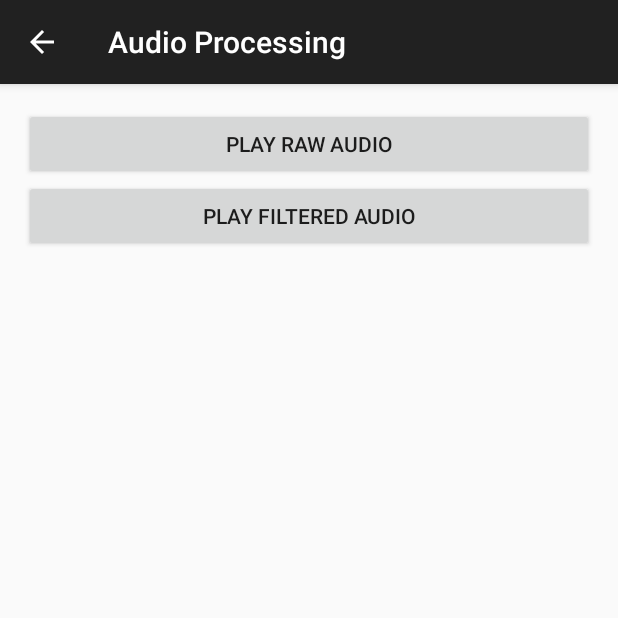
After one commit to sbarton272/Lab1-551, an Android app: the AudioProcessingActivity screen opened directly, with no data from a screen before it, on a phone screen of 412 x 824 dp, the top half of it. The commit adds this screen. Run offline under Robolectric (Android 15) with nearby library versions, the phone set to English and light mode, and no system bars.

Commit message:
Added new audio activity

```diff
--- /dev/null
+++ b/app/src/main/java/com/spencerbarton/lab1_551/AudioProcessingActivity.java
@@ -0,0 +1,39 @@
+package com.spencerbarton.lab1_551;
+
+import android.support.v7.app.ActionBarActivity;
+import android.os.Bundle;
+import android.view.Menu;
+import android.view.MenuItem;
+
+
+/*
+    TODO Play audio
+    TODO Load from SD card
+In this activity, you will design a user interface to load, process and playback audio files from the
+SD card. You will interface with the C code that you wrote in HW1 (using the NDK) to process
+this audio signal.
+1. You will denoise the tone as you did in HW1 and play it back
+2. You will modulate the tone using a sine wave and play it back.
+Because of the moderate difficulty of playing back processed audio with Android, you are allowed
+to play the resulting .dat files on your computer (again using SoX to convert them back to .wav
+files)
+
+ */
+
+public class AudioProcessingActivity extends ActionBarActivity {
+
+    @Override
+    protected void onCreate(Bundle savedInstanceState) {
+        super.onCreate(savedInstanceState);
+        setContentView(R.layout.activity_audio_processing);
+    }
+
+
+    @Override
+    public boolean onCreateOptionsMenu(Menu menu) {
+        // Inflate the menu; this adds items to the action bar if it is present.
+        getMenuInflater().inflate(R.menu.menu_audio_processing, menu);
+        return true;
+    }
+
+}
--- /dev/null
+++ b/app/src/main/res/layout/activity_audio_processing.xml
@@ -0,0 +1,27 @@
+<RelativeLayout xmlns:android="http://schemas.android.com/apk/res/android"
+    xmlns:tools="http://schemas.android.com/tools" android:layout_width="match_parent"
+    android:layout_height="match_parent" android:paddingLeft="@dimen/activity_horizontal_margin"
+    android:paddingRight="@dimen/activity_horizontal_margin"
+    android:paddingTop="@dimen/activity_vertical_margin"
+    android:paddingBottom="@dimen/activity_vertical_margin"
+    tools:context="com.spencerbarton.lab1_551.AudioProcessingActivity">
+
+    <Button
+        android:id="@+id/btn_raw_audio"
+        android:layout_width="fill_parent"
+        android:layout_height="wrap_content"
+        android:text="@string/btn_play_raw_audio"
+        android:onClick="playRawAudio"
+        />
+
+    <Button
+        android:id="@+id/btn_flt_audio"
+        android:layout_width="fill_parent"
+        android:layout_height="wrap_content"
+        android:text="@string/btn_play_filter_audio"
+        android:onClick="playFilteredAudio"
+        android:layout_below="@+id/btn_raw_audio"
+        />
+
+
+</RelativeLayout>
--- /dev/null
+++ b/app/src/main/res/menu/menu_audio_processing.xml
@@ -0,0 +1,5 @@
+<menu xmlns:android="http://schemas.android.com/apk/res/android"
+    xmlns:app="http://schemas.android.com/apk/res-auto"
+    xmlns:tools="http://schemas.android.com/tools"
+    tools:context="com.spencerbarton.lab1_551.AudioProcessingActivity">
+</menu>
--- a/app/src/main/res/values/strings.xml
+++ b/app/src/main/res/values/strings.xml
@@ -7,8 +7,10 @@
     <string name="student1_email">delu@andrew.cmu.edu</string>
     <string name="student2">Spencer Barton</string>
     <string name="student2_email">sebarton@andrew.cmu.edu</string>
-
     <string name="action_audio">Audio Processing</string>
     <string name="action_image">Image Processing</string>
+    <string name="title_activity_audio_processing">Audio Processing</string>
+    <string name="btn_play_raw_audio">Play Raw Audio</string>
+    <string name="btn_play_filter_audio">Play Filtered Audio</string>
 
 </resources>
```
Also changed, not shown: app/src/main/AndroidManifest.xml (+8 -0 lines), 1 other file.
